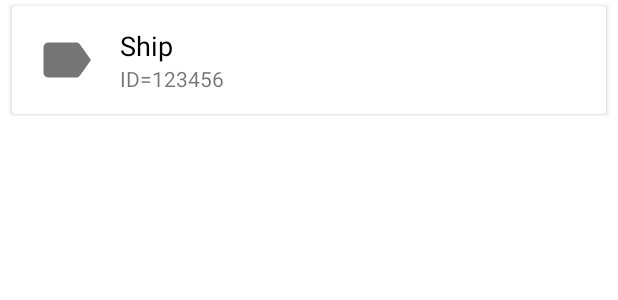
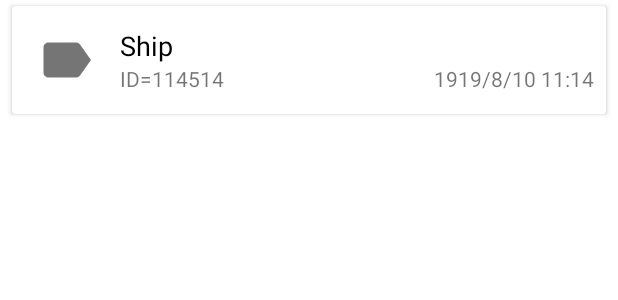
Before and after one commit to WillowKoishi/GSRSL, an Android app: the layout item_history.xml on its own in the app's theme, with its tools: preview values and no code run, on a phone screen of 412 x 824 dp. Shown: the top 300 px of the screen. Run offline under Robolectric (Android 15) with nearby library versions, the phone set to English and light mode, and no system bars.

Commit message:
完善历史记录功能2

```diff
--- a/app/src/main/java/willow/getsimplerocketsship/lite/util/SavedItem.java
+++ b/app/src/main/java/willow/getsimplerocketsship/lite/util/SavedItem.java
@@ -11,6 +11,9 @@ public class SavedItem
 	public void changeType(Boolean type)
 	{
 		mType=type;
+	}
+	public void changeTime(String time){
+		mTime=time;
 	}
 	public void initHistory(String id,boolean type,String time,Long times){
 		mId=id;
--- a/app/src/main/res/layout/item_history.xml
+++ b/app/src/main/res/layout/item_history.xml
@@ -37,24 +37,32 @@
 			android:textAppearance="?android:attr/textAppearanceMedium"
 			android:textColor="#000000"/>
 
-		<TextView
+		<LinearLayout
 			android:layout_height="wrap_content"
-			android:layout_gravity="start|center"
-			android:textAppearance="?android:attr/textAppearanceSmall"
-			android:layout_width="wrap_content"
-			android:text="ID=123456"
-			android:id="@+id/itemhistory_id"/>
+			android:layout_marginEnd="8dp"
+			android:layout_width="match_parent"
+			android:orientation="horizontal">
+
+			<TextView
+				android:layout_height="wrap_content"
+				android:textAppearance="?android:attr/textAppearanceSmall"
+				android:layout_width="match_parent"
+				android:text="ID=114514"
+				android:id="@+id/itemhistory_id"
+				android:layout_weight="1.0"
+				android:gravity="left"/>
+
+			<TextView
+				android:layout_height="wrap_content"
+				android:textAppearance="?android:attr/textAppearanceSmall"
+				android:layout_width="match_parent"
+				android:text="1919/8/10 11:14"
+				android:id="@+id/itemhistory_time"
+				android:layout_weight="1.0"
+				android:gravity="right"/>
+
+		</LinearLayout>
 
 	</LinearLayout>
-<!--
-	<ImageButton
-		style="?android:attr/buttonBarButtonStyle"
-		android:layout_height="50dp"
-		android:layout_width="50dp"
-		android:layout_marginEnd="8dp"
-		android:layout_gravity="end|center"
-		android:scaleType="fitCenter"
-		android:src="@drawable/ic_delete_grey600_48dp"
-		android:id="@+id/itemhistory_delete"/>-->
 
 </android.support.v7.widget.CardView>
```
Also changed, not shown: app/src/main/java/willow/getsimplerocketsship/lite/appcompat/AppCompatMain.java (+97 -15 lines), app/src/main/java/willow/getsimplerocketsship/lite/fragment/Collections.java (+18 -1 lines), app/src/main/java/willow/getsimplerocketsship/lite/view/RecyclerAdapter.java (+7 -3 lines), app/src/main/res/layout/fragment_colle.xml (+9 -3 lines), app/src/main/res/drawable-hdpi/ic_rocket.png, app/src/main/res/drawable-hdpi/ic_visibility_black_48dp.png (added), 197 other files.
